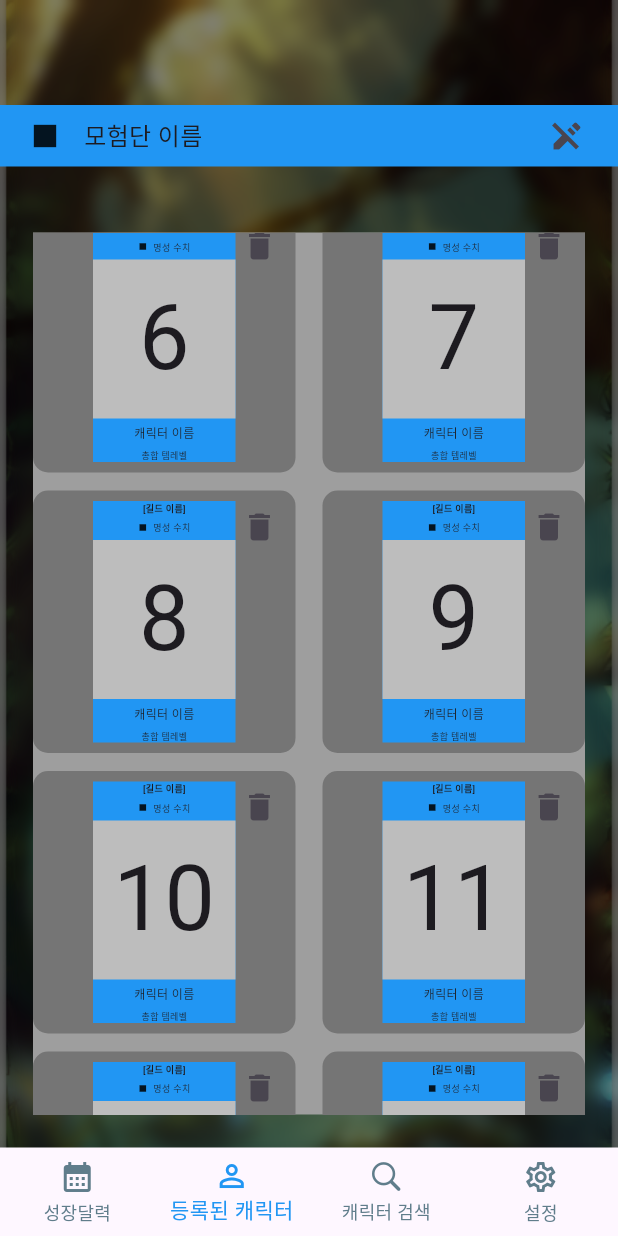
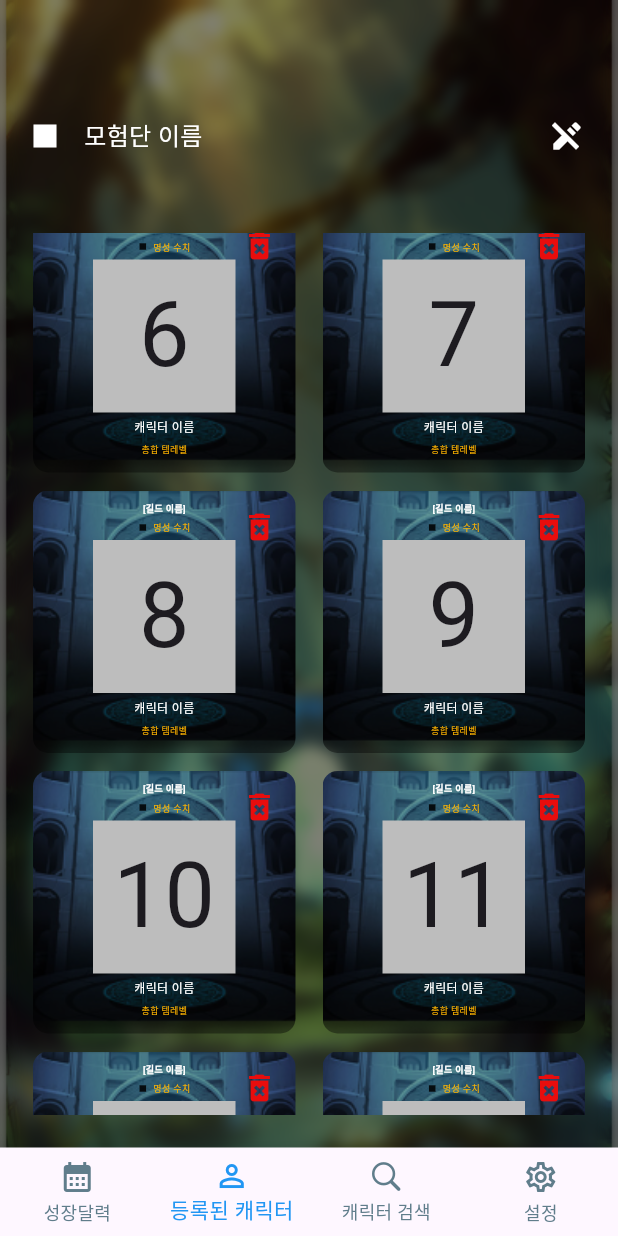
Before and after one commit to WeAreSide/DNFCal, a Flutter app: the screen it shows after launch, item 2 of the bottom bar chosen, scrolled down 576 dp, after a tap on the "edit" icon, on a phone screen of 412 x 824 dp. Run offline on Flutter 3.47's test engine with Material 3 defaults, Android fonts, the light colour scheme and no system bars; our stand-ins replace table_calendar; Roboto replaces fonts that are missing (DNFForgedBlade).

Commit message:
[fix/#21] 1, 2번째 페이지 디자인 수정 및 상세화

```diff
--- a/dnf_cal/lib/screens/MainPage.dart
+++ b/dnf_cal/lib/screens/MainPage.dart
@@ -13,12 +13,12 @@ class _MainPageState extends State<MainPage> {
   @override
   Widget build(BuildContext context) {
     return Container(
-      color: Colors.grey[400],
+      color: Colors.transparent,
       child: Padding(
         padding:
             const EdgeInsets.only(left: 12, right: 12, top: 54, bottom: 40),
         child: Container(
-          color: Colors.grey,
+          color: Colors.transparent,
           child: Column(
             mainAxisAlignment: MainAxisAlignment.center,
             mainAxisSize: MainAxisSize.max,
@@ -31,7 +31,6 @@ class _MainPageState extends State<MainPage> {
                 height: 56,
               ),
               CalendarSpace(),
-              RefreshButton(),
             ],
           ),
         ),
@@ -48,12 +47,35 @@ class AdventureInfo extends StatelessWidget {
   Widget build(BuildContext context) {
     return Container(
       decoration: BoxDecoration(
+        border: Border.fromBorderSide(
+          BorderSide(
+            color: CustomColor.buttonStroke(),
+            width: 1,
+          ),
+        ),
         borderRadius: BorderRadius.circular(10),
-        color: Colors.red,
+        color: Color(0xff0b1218),
       ),
       height: 97,
       margin: const EdgeInsets.symmetric(horizontal: 12),
-      child: Padding(
+      child: Stack(
+        children: [
+          Positioned(
+            right: 0,
+            child: Container(
+              width: 97,
+              height: 97,
+              color: Colors.transparent,
+              child: Center(
+                child: Icon(
+                  Icons.refresh,
+                  size: 37,
+                  color: CustomColor.darkGray(),
+                ),
+              ),
+            ),
+          ),
+          Padding(
             padding: const EdgeInsets.symmetric(horizontal: 20),
             child: Column(
               mainAxisAlignment: MainAxisAlignment.center,
@@ -61,8 +83,9 @@ class AdventureInfo extends StatelessWidget {
                 Align(
                   alignment: Alignment.centerLeft,
                   child: Text(
-                '모험단 정보',
+                    '모험단 이름',
                     style: TextStyle(
+                        color: Colors.white,
                         fontSize: 12,
                         fontFamily: 'DNFForgedBlade',
                         fontWeight: FontWeight.w500),
@@ -76,6 +99,7 @@ class AdventureInfo extends StatelessWidget {
                   child: Text(
                     '등록된 캐릭터: 1개',
                     style: TextStyle(
+                        color: CustomColor.chronicle(),
                         fontSize: 10,
                         fontFamily: 'DNFForgedBlade',
                         fontWeight: FontWeight.w500),
@@ -89,6 +113,7 @@ class AdventureInfo extends StatelessWidget {
                   child: Text(
                     '최근 갱신 날짜: 2024-01-10-12:12',
                     style: TextStyle(
+                        color: CustomColor.legendary(),
                         fontSize: 10,
                         fontFamily: 'DNFForgedBlade',
                         fontWeight: FontWeight.w500),
@@ -96,6 +121,8 @@ class AdventureInfo extends StatelessWidget {
                 ),
               ],
             ),
+          ),
+        ],
       ),
     );
   }
@@ -249,23 +276,3 @@ class _CalendarSpaceState extends State<CalendarSpace> {
     );
   }
 }
-
-// 즉시 갱신 버튼, 현재는 버튼 효과가 없고 눌러도 아무런 변화가 없음
-class RefreshButton extends StatelessWidget {
-  const RefreshButton({Key? key}) : super(key: key);
-
-  @override
-  Widget build(BuildContext context) {
-    return Container(
-      decoration: BoxDecoration(
-        borderRadius: BorderRadius.circular(12),
-        color: Colors.green,
-      ),
-      margin: EdgeInsets.symmetric(horizontal: 10),
-      height: 54,
-      child: Center(
-        child: Text('즉시 갱신하기'),
-      ),
-    );
-  }
-}
--- a/dnf_cal/lib/screens/RegisterCharacterPage.dart
+++ b/dnf_cal/lib/screens/RegisterCharacterPage.dart
@@ -1,3 +1,4 @@
+import 'package:dnf_cal/models/CustomColor.dart';
 import 'package:flutter/material.dart';
 
 class RegisterCharacterPage extends StatefulWidget {
@@ -34,7 +35,7 @@ class _RegisterCharacterPageState extends State<RegisterCharacterPage> {
         Expanded(
           child: Container(
             margin: const EdgeInsets.all(22.0),
-            color: Colors.grey,
+            color: Colors.transparent,
             child: GridView(
               padding: const EdgeInsets.all(0),
               gridDelegate: const SliverGridDelegateWithFixedCrossAxisCount(
@@ -71,7 +72,7 @@ class RegisterChracterEditBar extends StatelessWidget {
     return Container(
       margin: const EdgeInsets.only(top: 70, bottom: 22),
       height: 41,
-      color: Colors.blue,
+      color: Colors.transparent,
       child: Row(
         children: [
           SizedBox(
@@ -79,6 +80,7 @@ class RegisterChracterEditBar extends StatelessWidget {
           ),
           Icon(
             Icons.square,
+            color: Colors.white,
             size: 20,
           ),
           SizedBox(
@@ -87,12 +89,30 @@ class RegisterChracterEditBar extends StatelessWidget {
           Expanded(
             child: Align(
               alignment: Alignment.centerLeft,
-              child: Text('모험단 이름', style: TextStyle(fontSize: 16)),
+              child: Text(
+                '모험단 이름',
+                style: TextStyle(
+                  fontSize: 16,
+                  color: Colors.white,
+                  fontFamily: 'DNFForgedBlade',
+                  fontWeight: FontWeight.w500,
+                ),
+              ),
             ),
           ),
           isEditing
-              ? IconButton(onPressed: onEdit, icon: Icon(Icons.edit_off))
-              : IconButton(onPressed: onEdit, icon: Icon(Icons.edit)),
+              ? IconButton(
+                  onPressed: onEdit,
+                  icon: Icon(
+                    Icons.edit_off,
+                    color: Colors.white,
+                  ))
+              : IconButton(
+                  onPressed: onEdit,
+                  icon: Icon(
+                    Icons.edit,
+                    color: Colors.white,
+                  )),
           SizedBox(
             width: 10,
           ),
@@ -118,7 +138,14 @@ class CharacterProfile extends StatelessWidget {
     return Container(
       decoration: BoxDecoration(
         borderRadius: BorderRadius.circular(10),
-        color: Colors.grey[600],
+        image: DecorationImage(
+          image: AssetImage('assets/images/character_background.png'),
+          colorFilter: ColorFilter.mode(
+            Colors.black.withOpacity(0.4),
+            BlendMode.darken,
+          ),
+          fit: BoxFit.cover,
+        ),
       ),
       child: Stack(
         children: [
@@ -126,7 +153,7 @@ class CharacterProfile extends StatelessWidget {
           Padding(
             padding: const EdgeInsets.symmetric(horizontal: 40, vertical: 7),
             child: Container(
-              color: Colors.blue,
+              color: Colors.transparent,
               child: Column(
                 children: [
                   _GuildNameWidget(),
@@ -172,7 +199,10 @@ class CharacterProfile extends StatelessWidget {
                 );
               });
         },
-        icon: Icon(Icons.delete),
+        icon: Icon(
+          Icons.delete_forever,
+          color: Color(0xffE80D0D),
+        ),
       ),
     );
   }
@@ -183,6 +213,7 @@ class CharacterProfile extends StatelessWidget {
       child: Text(
         '[길드 이름]',
         style: TextStyle(
+          color: Colors.white,
           fontSize: 6,
           fontFamily: 'DNFForgedBlade',
           fontWeight: FontWeight.w700,
@@ -207,6 +238,7 @@ class CharacterProfile extends StatelessWidget {
           Text(
             '명성 수치',
             style: TextStyle(
+              color: CustomColor.epic(),
               fontSize: 6,
               fontFamily: 'DNFForgedBlade',
               fontWeight: FontWeight.w500,
@@ -239,19 +271,22 @@ class CharacterProfile extends StatelessWidget {
       child: Text(
         '캐릭터 이름',
         style: TextStyle(
-            fontSize: 8,
-            fontFamily: 'DNFForgedBlade',
-            fontWeight: FontWeight.w500),
+          color: Colors.white,
+          fontSize: 8,
+          fontFamily: 'DNFForgedBlade',
+          fontWeight: FontWeight.w500,
+        ),
       ),
     );
   }
 
   Widget _TotalItemLevelWidget() {
     return Container(
-      margin: EdgeInsets.only(top: 4),
+      margin: EdgeInsets.only(top: 4, bottom: 4),
       child: Text(
         '총합 템레벨',
         style: TextStyle(
+          color: CustomColor.epic(),
           fontSize: 6,
           fontFamily: 'DNFForgedBlade',
           fontWeight: FontWeight.w500,
```
Lines whose indentation alone changed are shown as unchanged.
